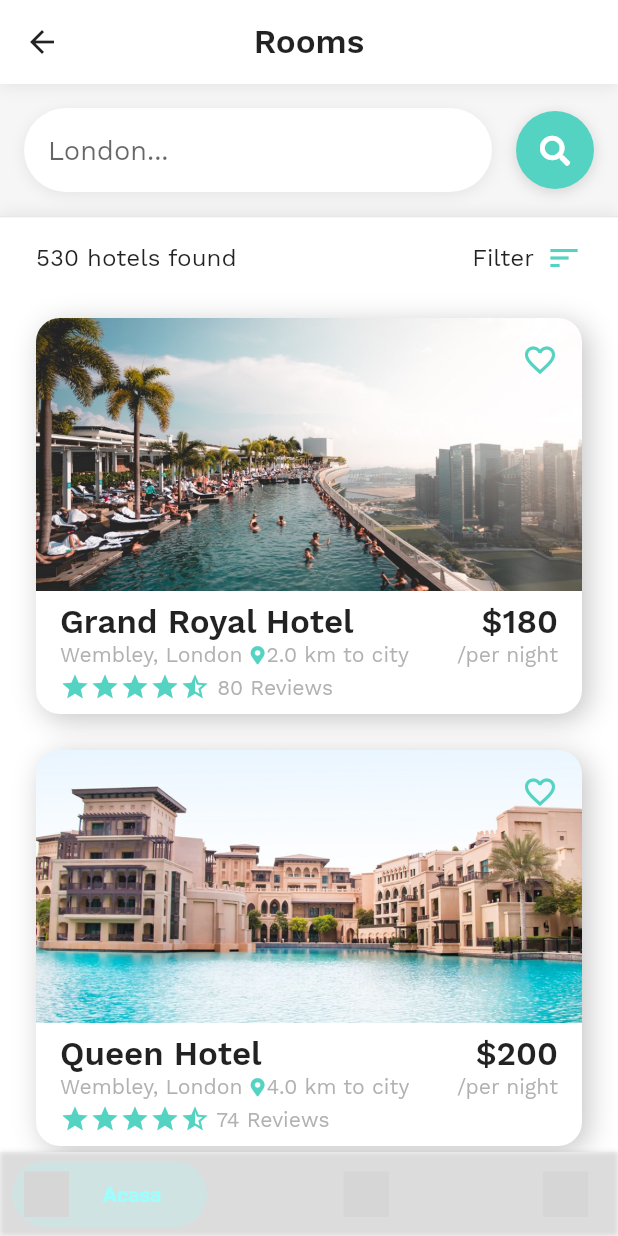
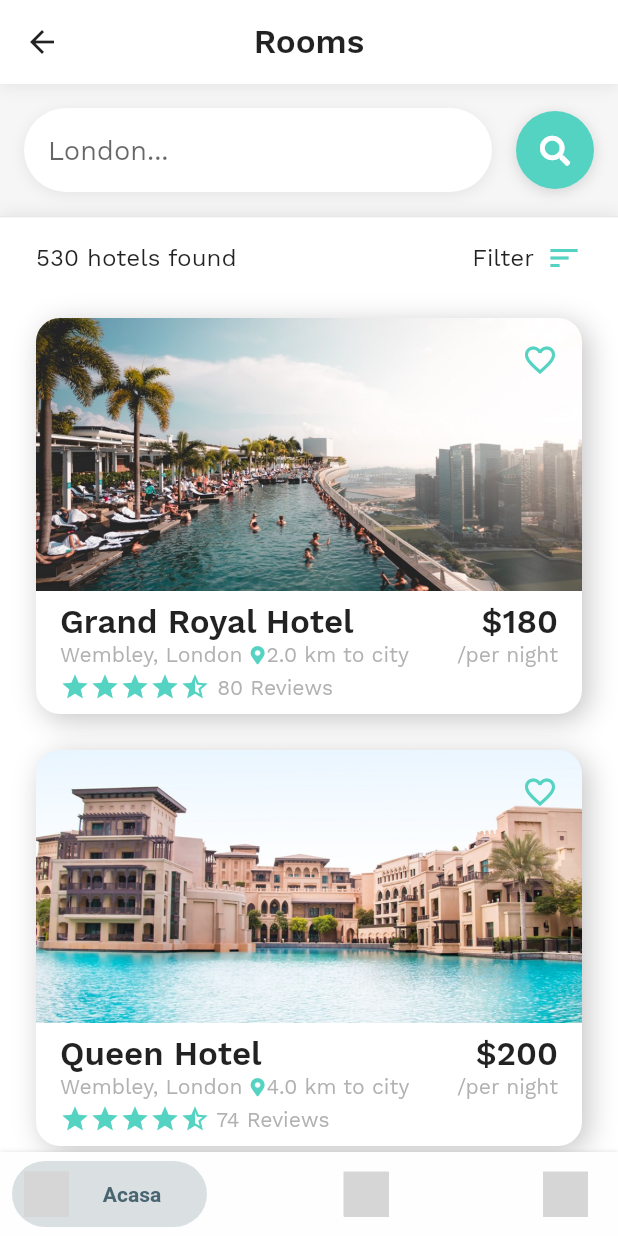
Before and after one commit to Andrei250/HackITALL-project, a Flutter app: the HomeHome screen opened directly, on a phone screen of 412 x 824 dp. Run offline on Flutter 3.47's test engine with Material 2 defaults, Android fonts, the phone set to English and light mode, and no system bars; drawn by our look-alikes of bottom_navy_bar, smooth_star_rating; our stand-ins replace flutter_svg, font_awesome_flutter; grey boxes are pictures that could not be loaded.

Commit message:
navbar design

```diff
--- a/lib/hotel_booking/home.dart
+++ b/lib/hotel_booking/home.dart
@@ -2,14 +2,12 @@ import 'package:bottom_navy_bar/bottom_navy_bar.dart';
 import 'package:flutter/material.dart';
 import 'package:flutter_svg/flutter_svg.dart';
 import 'package:hackitallproj/hotel_booking/hotel_home_screen.dart';
-
+import 'package:hackitallproj/app_theme.dart';
 import '../icons.dart';
+import 'hotel_app_theme.dart';
 
 
 class HomeHome extends StatefulWidget {
-
-  final Map data;
-  HomeHome({ this.data });
 
   @override
   _HomeHomeState createState() => _HomeHomeState();
@@ -35,7 +33,7 @@ class _HomeHomeState extends State<HomeHome> {
   Widget build(BuildContext context) {
     return Scaffold(
       bottomNavigationBar: BottomNavyBar(
-        backgroundColor: Color.fromRGBO(255, 205, 255, 0),
+        backgroundColor: AppTheme.nearlyWhite,
         selectedIndex: _currentIndex,
         showElevation: true,
         itemCornerRadius: 25,
@@ -54,11 +52,11 @@ class _HomeHomeState extends State<HomeHome> {
               home,
               height: 30,
               width: 30,
-              color: Color.fromRGBO(155, 255, 255, 1),
+              color: HotelAppTheme.buildLightTheme().primaryColor,
             ),
             title: Text('Acasa',),
-            activeColor: Color.fromRGBO(155, 255, 255, 1),
-            inactiveColor: Color.fromRGBO(155, 255, 255, 1),
+            activeColor: AppTheme.lightText,
+            inactiveColor: AppTheme.lightText,
             textAlign: TextAlign.center,
           ),
           BottomNavyBarItem(
@@ -66,11 +64,11 @@ class _HomeHomeState extends State<HomeHome> {
               list,
               height: 30,
               width: 30,
-              color: Color.fromRGBO(155, 255, 255, 1),
+              color: HotelAppTheme.buildLightTheme().primaryColor,
             ),
             title: Text('Produse', ),
-            activeColor:Color.fromRGBO(155, 255, 255, 1),
-            inactiveColor: Color.fromRGBO(155, 255, 255, 1),
+            activeColor: AppTheme.grey,
+            inactiveColor: AppTheme.lightText,
             textAlign: TextAlign.center,
           ),
           BottomNavyBarItem(
@@ -78,11 +76,11 @@ class _HomeHomeState extends State<HomeHome> {
               box,
               height: 30,
               width: 30,
-              color: Color.fromRGBO(155, 255, 255, 1),
+              color: HotelAppTheme.buildLightTheme().primaryColor,
             ),
             title: Text('Stoc', ),
-            activeColor:Color.fromRGBO(255, 255, 255, 1),
-            inactiveColor: Color.fromRGBO(255, 255, 255, 1),
+            activeColor:AppTheme.grey,
+            inactiveColor: AppTheme.lightText,
             textAlign: TextAlign.center,
           )
         ],
--- a/lib/main.dart
+++ b/lib/main.dart
@@ -10,7 +10,7 @@ import 'navigation_home_screen.dart';
 
 void main() => runApp(MaterialApp(
   debugShowCheckedModeBanner: false,
-  home: HotelHomeScreen(),
+  home: HomeHome(),
   // initialRoute: '/',
   onGenerateRoute: Routing.generateRoute,
 ));
@@ -26,16 +26,6 @@ class MyApp extends StatelessWidget {
       systemNavigationBarDividerColor: Colors.grey,
       systemNavigationBarIconBrightness: Brightness.dark,
     ));
-    return MaterialApp(
-      title: 'Flutter UI',
-      debugShowCheckedModeBanner: false,
-      theme: ThemeData(
-        primarySwatch: Colors.blue,
-        textTheme: AppTheme.textTheme,
-        platform: TargetPlatform.iOS,
-      ),
-      home: HomeHome(),
-    );
   }
 }
 
```
